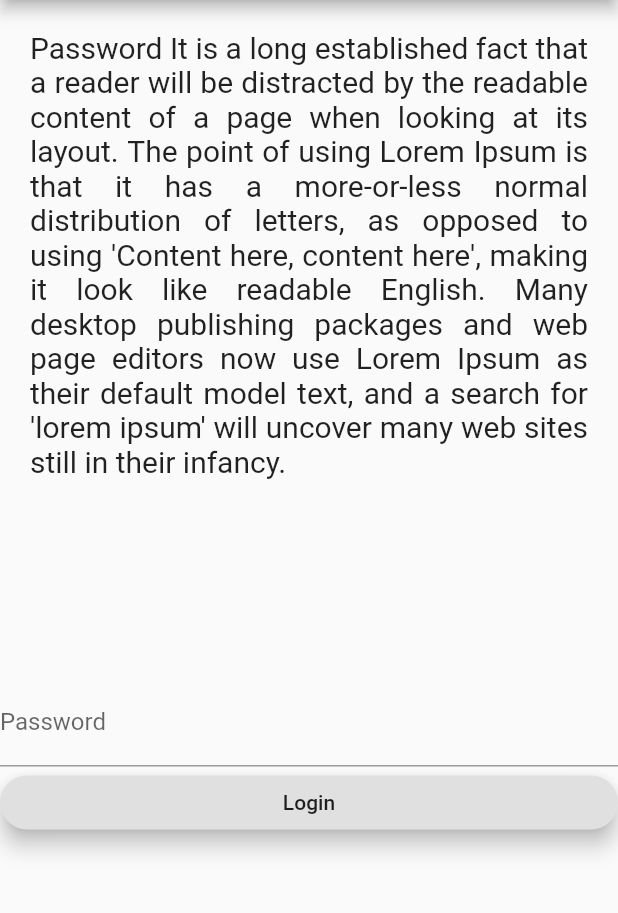
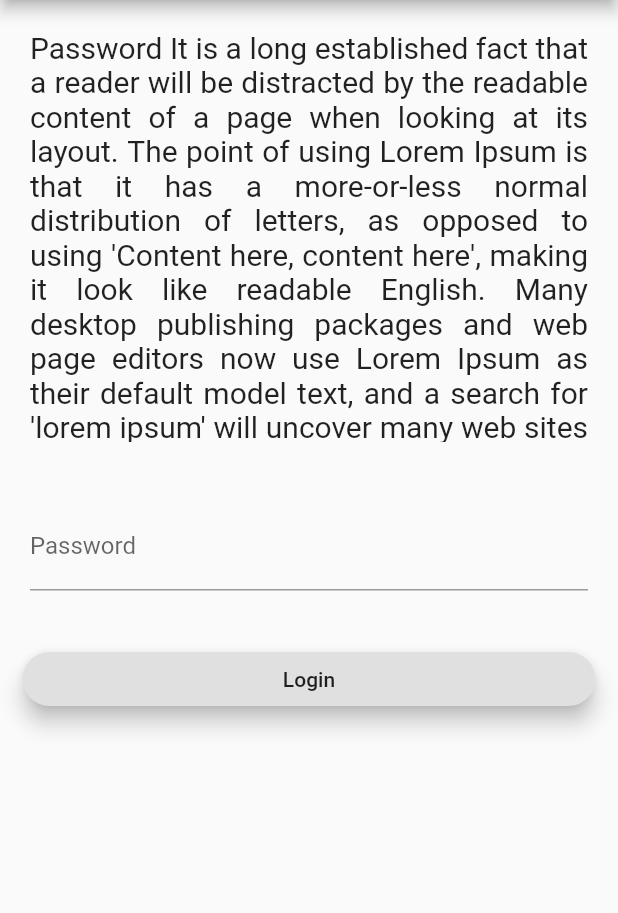
Before and after one commit to MohsenDehghankar/project_tracker, a Flutter app: the screen it shows after launch, after a tap on "NEXT", on a phone screen of 412 x 824 dp, the part 84-997 px from its top. Run offline on Flutter 3.47's test engine with Material 2 defaults, Android fonts, the phone set to English and light mode, and no system bars.

Commit message:
solve overflow issue cause by keyboard

```diff
--- a/lib/ui/auth/auth_widget_utils.dart
+++ b/lib/ui/auth/auth_widget_utils.dart
@@ -12,13 +12,12 @@ class DescWidgetBuilder {
 
   // get height of container containing this widget
   double _getHeight() => (orientation == Orientation.portrait)
-      ? size.height / 2
+      ? size.height / 3
       : size.height - AppBar().preferredSize.height;
 
   // get width of container containing this widget
-  double _getWidth() => (orientation == Orientation.portrait)
-      ? size.width
-      : size.width / 2;
+  double _getWidth() =>
+      (orientation == Orientation.portrait) ? size.width : size.width / 2;
 
   // get sub widgets for this widget
   Widget _getChild() {
@@ -39,8 +38,8 @@ class DescWidgetBuilder {
 
   Widget build() {
     return Container(
-        height: _getHeight(),
-        width: _getWidth(),
+        constraints:
+            BoxConstraints(maxHeight: _getHeight(), maxWidth: _getWidth()),
         margin: EdgeInsets.all(20.0),
         key: UniqueKey(),
         child: _getChild());
@@ -53,35 +52,50 @@ class DescWidgetBuilder {
 class LoginWidgetBuilder {
   Orientation orientation;
   bool isUsrLogin;
+  Size size;
 
   // build button in login page
   Widget _buildLoginButton(void Function() onPress) {
-    return RaisedButton(
+    return Center(
+        child: Container(
+            margin: EdgeInsets.all(15.0),
+            width: _getTextFieldWidth(),
+            child: RaisedButton(
               key: UniqueKey(),
               elevation: 6.0,
-      shape: RoundedRectangleBorder(borderRadius: BorderRadius.circular(30.0)),
+              shape: RoundedRectangleBorder(
+                  borderRadius: BorderRadius.circular(30.0)),
               textTheme: ButtonTextTheme.normal,
               onPressed: onPress,
               child: Container(
-        child: Center(child: Text(isUsrLogin ? Strings.next : Strings.login)),
+                child: Center(
+                    child: Text(isUsrLogin ? Strings.next : Strings.login)),
               ),
-    );
+            )));
   }
+
+  double _getTextFieldWidth() =>
+      orientation == Orientation.landscape ? size.width / 3 : size.width;
 
   // build input text field
   Widget _buildInputField() {
-    return TextField(
+    return Container(
+        margin: EdgeInsets.all(20.0),
+        width: _getTextFieldWidth(),
+        child: TextField(
           key: UniqueKey(),
           // todo implement onSubmitted
           textInputAction: TextInputAction.next,
           decoration: InputDecoration(
               labelText: isUsrLogin ? Strings.username : Strings.password),
-    );
+        ));
   }
 
   Widget build(void Function() buttonPressed) {
-    return Column(
+    return Expanded(
+        child: SingleChildScrollView(
+            child: Column(
       children: <Widget>[_buildInputField(), _buildLoginButton(buttonPressed)],
-    );
+    )));
   }
 }
--- a/lib/ui/auth/landscape_auth_state.dart
+++ b/lib/ui/auth/landscape_auth_state.dart
@@ -13,7 +13,13 @@ class LandscapeAuthBuilder extends AuthWidgetBuilder {
   @override
   Widget buildLoginWidget(
       void Function() onNextPressed, void Function() onLoginPressed) {
-    return Text("Login widget");
+    var builder = LoginWidgetBuilder()
+      ..size = MediaQuery.of(authState.context).size
+      ..orientation = Orientation.landscape
+      ..isUsrLogin = authState.isUsrPage;
+
+    return builder
+        .build(this.authState.isUsrPage ? onNextPressed : onLoginPressed);
   }
 
   @override
--- a/lib/ui/auth/portrait_auth_state.dart
+++ b/lib/ui/auth/portrait_auth_state.dart
@@ -26,6 +26,7 @@ class PortraitAuthBuilder extends AuthWidgetBuilder {
   Widget buildLoginWidget(
       void Function() onNextPressed, void Function() onLoginPressed) {
     var builder = LoginWidgetBuilder()
+      ..size = MediaQuery.of(authState.context).size
       ..orientation = Orientation.portrait
       ..isUsrLogin = authState.isUsrPage;
 
@@ -33,12 +34,26 @@ class PortraitAuthBuilder extends AuthWidgetBuilder {
         .build(this.authState.isUsrPage ? onNextPressed : onLoginPressed);
   }
 
+  BoxConstraints _getConstraints() {
+    return BoxConstraints(
+        maxWidth: MediaQuery.of(authState.context).size.width,
+        minHeight: MediaQuery.of(authState.context).size.height -
+            AppBar().preferredSize.height * 2);
+  }
+
   Widget build(void Function() onNextPressed, void Function() onLoginPressed) {
-    return Column(
-      children: <Widget>[
-        buildDecsWidget(),
-        buildLoginWidget(onNextPressed, onLoginPressed)
-      ],
+    return SingleChildScrollView(
+      child: ConstrainedBox(
+        constraints: _getConstraints(),
+        child: IntrinsicHeight(
+          child: Column(
+            children: <Widget>[
+              buildDecsWidget(),
+              buildLoginWidget(onNextPressed, onLoginPressed)
+            ],
+          ),
+        ),
+      ),
     );
   }
 
```
Lines whose indentation alone changed are shown as unchanged.
